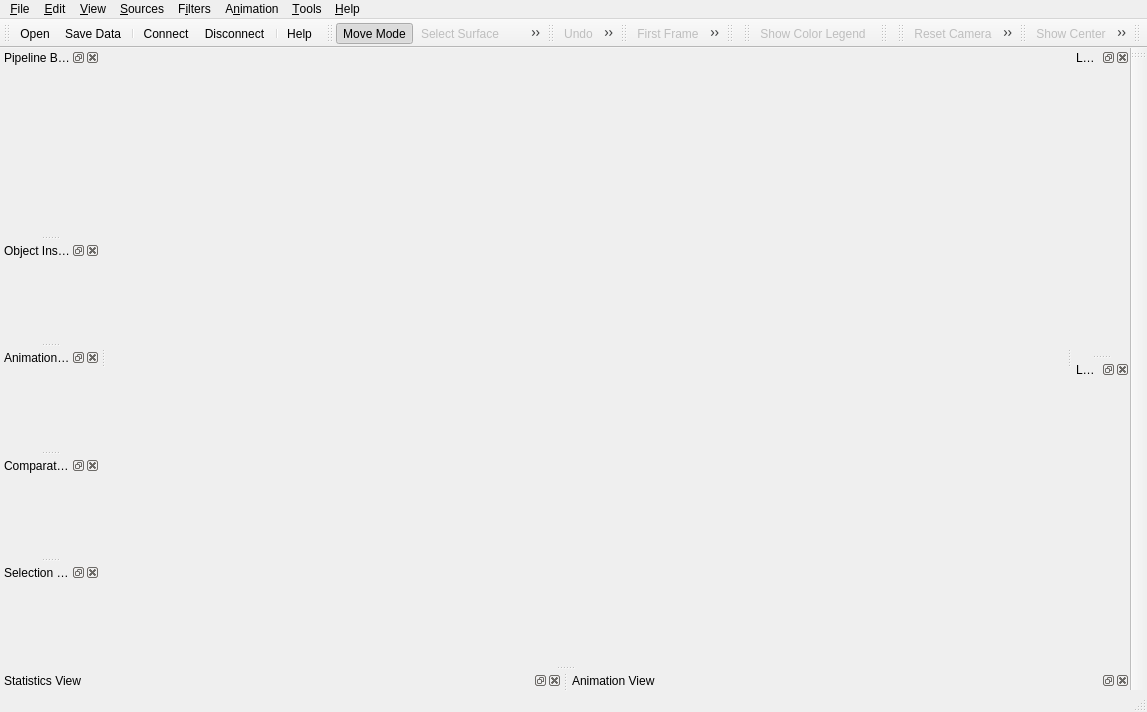
The window that Applications/Client/MainWindow.ui (wildmichael/ParaView3-enhancements-old) describes before a commit, drawn with Qt 5.
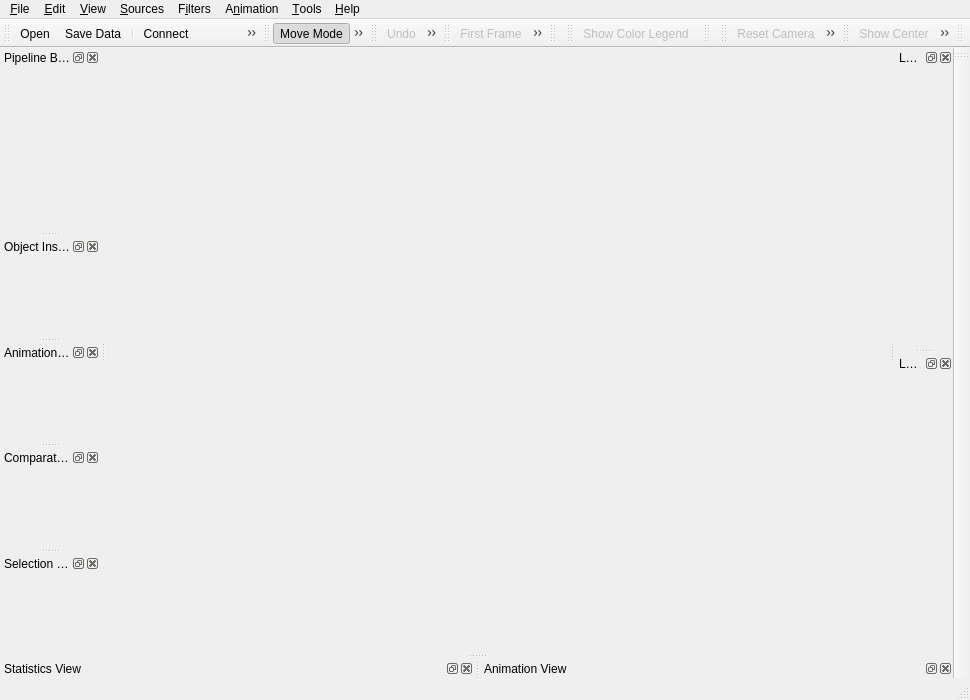
The same window after the commit. Icons and pictures are not drawn.

Commit message: BUG: Fix accidentally commited change to window size which broke tests

What changed in the file:
```diff
--- a/Applications/Client/MainWindow.ui
+++ b/Applications/Client/MainWindow.ui
@@ -5,8 +5,8 @@
    <rect>
     <x>0</x>
     <y>0</y>
-    <width>1147</width>
-    <height>712</height>
+    <width>970</width>
+    <height>700</height>
    </rect>
   </property>
   <property name="windowTitle" >
```
